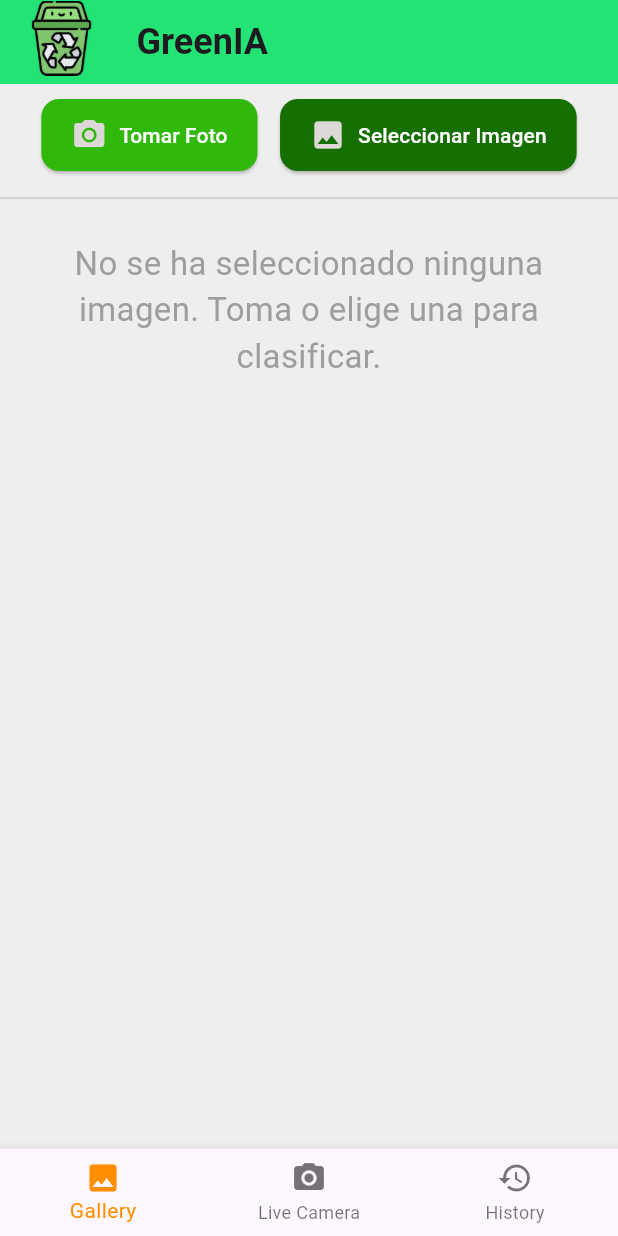
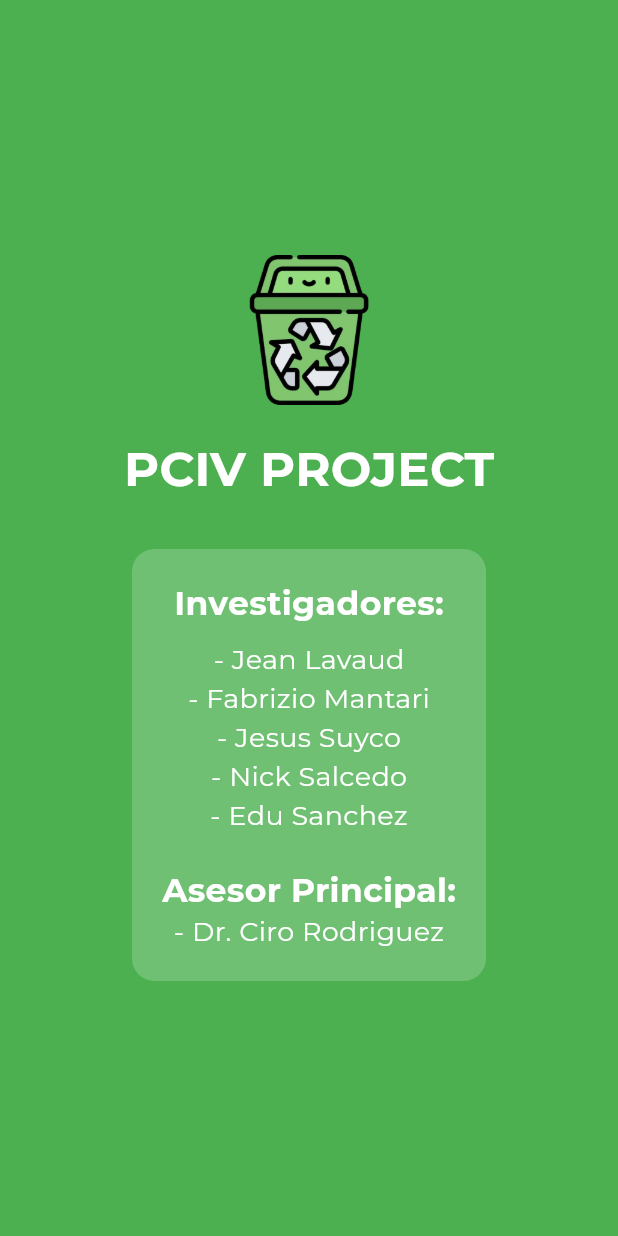
Before and after one commit to Kalriot/GreenIA, a Flutter app: the first screen one second after launch, on a phone screen of 412 x 824 dp. Run offline on Flutter 3.47's test engine with Material 3 defaults, Android fonts, the phone set to English and light mode, and no system bars; our stand-ins replace camera, google_fonts, image_picker, shared_preferences; missing offline and left inert: tflite_flutter.

Commit message:
Se añadio pantalla de inico uwu

```diff
--- a/lib/main.dart
+++ b/lib/main.dart
@@ -1,10 +1,11 @@
 import 'dart:io';
 import 'package:camera/camera.dart';
 import 'package:flutter/material.dart';
+import 'package:google_fonts/google_fonts.dart';
+import 'ui/splash_screen.dart';
 import 'ui/camera.dart';
 import 'ui/gallery.dart';
 import 'ui/history_screen.dart';
-import 'package:google_fonts/google_fonts.dart';
 
 Future<void> main() async {
   runApp(const BottomNavigationBarApp());
@@ -17,7 +18,7 @@ class BottomNavigationBarApp extends StatelessWidget {
   Widget build(BuildContext context) {
     return const MaterialApp(
       debugShowCheckedModeBanner: false,
-      home: BottomNavigationBarExample(),
+      home: SplashScreen(),
     );
   }
 }
@@ -26,12 +27,10 @@ class BottomNavigationBarExample extends StatefulWidget {
   const BottomNavigationBarExample({super.key});
 
   @override
-  State<BottomNavigationBarExample> createState() =>
-      _BottomNavigationBarExampleState();
+  State<BottomNavigationBarExample> createState() => _BottomNavigationBarExampleState();
 }
 
-class _BottomNavigationBarExampleState
-    extends State<BottomNavigationBarExample> {
+class _BottomNavigationBarExampleState extends State<BottomNavigationBarExample> {
   late CameraDescription cameraDescription;
   int _selectedIndex = 0;
   List<Widget>? _widgetOptions;
@@ -49,8 +48,7 @@ class _BottomNavigationBarExampleState
   initPages() async {
     _widgetOptions = [
       const GalleryScreen(),
-      if (cameraIsAvailable)
-        CameraScreen(camera: (await availableCameras()).first),
+      if (cameraIsAvailable) CameraScreen(camera: (await availableCameras()).first),
       const HistoryScreen(),
     ];
     setState(() {});
@@ -75,9 +73,7 @@ class _BottomNavigationBarExampleState
                 height: 50,
               ),
             ),
-            const SizedBox(
-              width: 25,
-            ),
+            const SizedBox(width: 25),
             Text(
               "GreenIA",
               style: GoogleFonts.roboto(
@@ -86,12 +82,11 @@ class _BottomNavigationBarExampleState
             ),
           ],
         ),
-        backgroundColor:
-            const Color.fromARGB(255, 10, 225, 100).withOpacity(0.9),
+        backgroundColor: const Color.fromARGB(255, 10, 225, 100).withOpacity(0.9),
       ),
       body: _widgetOptions != null
           ? _widgetOptions![_selectedIndex]
-          : const Center(child: CircularProgressIndicator()), // Carga inicial
+          : const Center(child: CircularProgressIndicator()),
       bottomNavigationBar: BottomNavigationBar(
         items: const <BottomNavigationBarItem>[
           BottomNavigationBarItem(
@@ -103,7 +98,7 @@ class _BottomNavigationBarExampleState
             label: 'Live Camera',
           ),
           BottomNavigationBarItem(
-            icon: Icon(Icons.history), // 📌 Historial con su ícono
+            icon: Icon(Icons.history),
             label: 'History',
           ),
         ],
--- a/lib/ui/gallery.dart
+++ b/lib/ui/gallery.dart
@@ -153,18 +153,21 @@ class _GalleryScreenState extends State<GalleryScreen> {
                   setState(() {});
                   processImage();
                 },
-                  icon: const Icon(Icons.image, size: 24,color: Color.fromARGB(255, 220, 216, 216),),
-                  label: const Text("Seleccionar Imagen"),
+                icon: const Icon(Icons.image, size: 24, color: Colors.white),
+                label: const Text(
+                  "Seleccionar\nImagen",
+                  textAlign: TextAlign.center,
+                ),
                 style: ElevatedButton.styleFrom(
                   backgroundColor: const Color.fromARGB(255, 21, 111, 1),
                   foregroundColor: Colors.white,
-                    padding: const EdgeInsets.symmetric(
-                        horizontal: 20, vertical: 12),
+                  padding: const EdgeInsets.symmetric(horizontal: 25, vertical: 15),
                   shape: RoundedRectangleBorder(
                     borderRadius: BorderRadius.circular(12),
                   ),
                 ),
               ),
+
               ],
             ),
           ),
--- a/lib/ui/recycling_info.dart
+++ b/lib/ui/recycling_info.dart
@@ -65,7 +65,7 @@ Widget getRecyclingInfo(String material) {
     child: Column(
       mainAxisAlignment: MainAxisAlignment.center,
       children: [
-        // Icono del tacho de reciclaje
+
         Image.asset(
           data["icon"],
           width: 100,
@@ -73,7 +73,6 @@ Widget getRecyclingInfo(String material) {
         ),
         const SizedBox(height: 10),
 
-        // Texto de detección
         Text(
           "♻️ ${material[0].toUpperCase()}${material.substring(1)} Detectado ♻️",
           style: GoogleFonts.montserrat(textStyle: const TextStyle(
@@ -84,7 +83,6 @@ Widget getRecyclingInfo(String material) {
         ),
         const SizedBox(height: 10),
 
-        // Mensaje de reciclaje
         Text(
           data["message"],
           textAlign: TextAlign.center,
--- /dev/null
+++ b/lib/ui/splash_screen.dart
@@ -0,0 +1,75 @@
+import 'dart:async';
+import 'package:flutter/material.dart';
+import 'package:google_fonts/google_fonts.dart';
+import '../main.dart';
+
+class SplashScreen extends StatefulWidget {
+  const SplashScreen({super.key});
+
+  @override
+  _SplashScreenState createState() => _SplashScreenState();
+}
+
+class _SplashScreenState extends State<SplashScreen> {
+  @override
+  void initState() {
+    super.initState();
+    Timer(const Duration(seconds: 3), () {
+      Navigator.pushReplacement(
+        context,
+        MaterialPageRoute(builder: (context) => const BottomNavigationBarExample()),
+      );
+    });
+  }
+
+  @override
+  Widget build(BuildContext context) {
+    return Scaffold(
+      backgroundColor: const Color(0xFF4CB050),
+      body: Center(
+        child: Column(
+          mainAxisAlignment: MainAxisAlignment.center,
+          children: [
+            Image.asset(
+              'assets/images/basurin.png',
+              height: 100,
+            ),
+            const SizedBox(height: 20),
+            Text(
+              "PCIV PROJECT",
+              style: GoogleFonts.montserrat(
+                textStyle: const TextStyle(
+                  fontSize: 32,
+                  fontWeight: FontWeight.bold,
+                  color: Colors.white,
+                ),
+              ),
+            ),
+            const SizedBox(height: 30),
+            Container(
+              padding: const EdgeInsets.all(20),
+              decoration: BoxDecoration(
+                color: Colors.white.withOpacity(0.2),
+                borderRadius: BorderRadius.circular(15),
+              ),
+              child: Column(
+                children: [
+                  Text("Investigadores:", style: GoogleFonts.montserrat(color: Colors.white, fontSize: 22, fontWeight: FontWeight.bold)),
+                  const SizedBox(height: 10),
+                  Text("- Jean Lavaud", style: GoogleFonts.montserrat(color: Colors.white, fontSize: 18)),
+                  Text("- Fabrizio Mantari", style: GoogleFonts.montserrat(color: Colors.white, fontSize: 18)),
+                  Text("- Jesus Suyco", style: GoogleFonts.montserrat(color: Colors.white, fontSize: 18)),
+                  Text("- Nick Salcedo", style: GoogleFonts.montserrat(color: Colors.white, fontSize: 18)),
+                  Text("- Edu Sanchez", style: GoogleFonts.montserrat(color: Colors.white, fontSize: 18)),
+                  const SizedBox(height: 20),
+                  Text("Asesor Principal:", style: GoogleFonts.montserrat(color: Colors.white, fontSize: 22, fontWeight: FontWeight.bold)),
+                  Text("- Dr. Ciro Rodriguez", style: GoogleFonts.montserrat(color: Colors.white, fontSize: 18)),
+                ],
+              ),
+            ),
+          ],
+        ),
+      ),
+    );
+  }
+}
```
Lines whose indentation alone changed are shown as unchanged.
